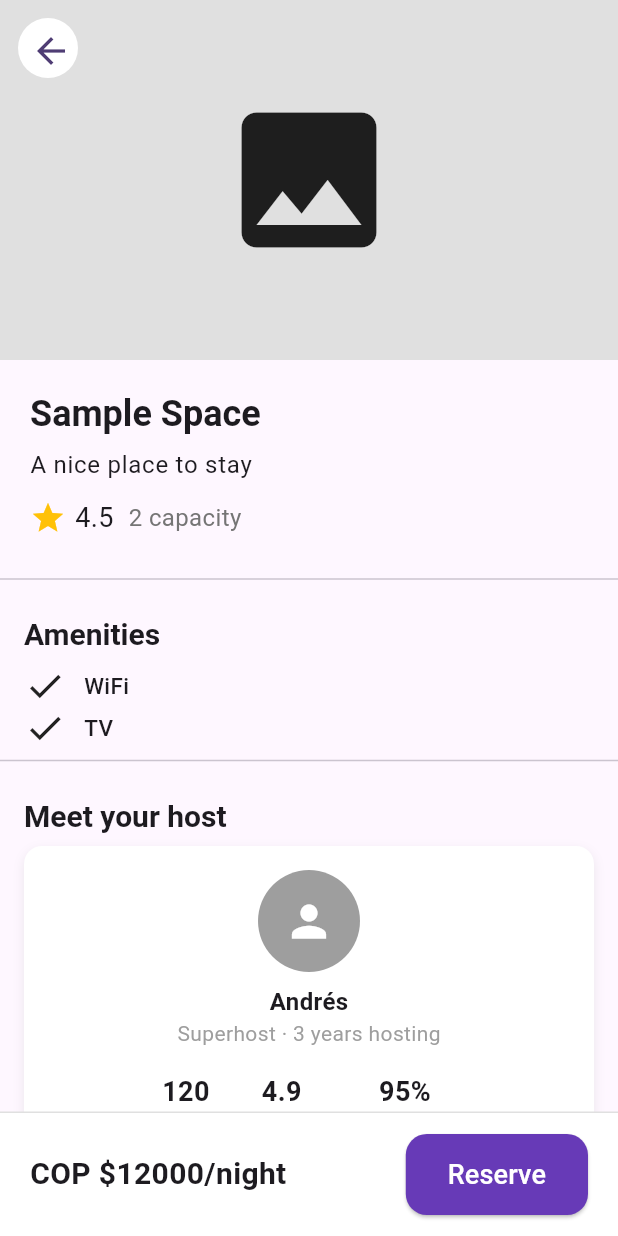
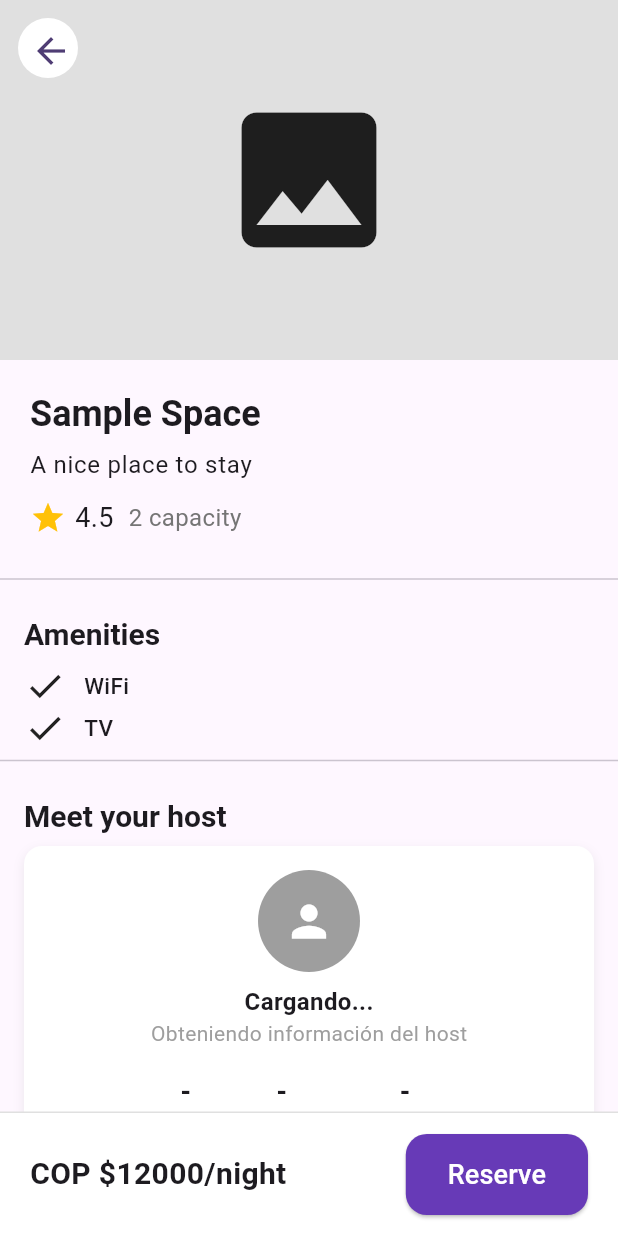
Before and after one commit to breakPoint-moviles-G35/breakPoint_Flutter, a Flutter app: the SpaceDetailScreen screen opened by its route, on a phone screen of 412 x 824 dp. Run offline on Flutter 3.47's test engine with Material 3 defaults, Android fonts, the phone set to English and light mode, and no system bars; our stand-ins replace dio, geolocator, google_maps_flutter, permission_handler, shared_preferences; accounts and stored records are empty; network calls fail.

Commit message:
fix: 'Meet your host'

```diff
--- a/lib/presentation/details/space_detail_screen.dart
+++ b/lib/presentation/details/space_detail_screen.dart
@@ -1,6 +1,7 @@
 import 'package:flutter/material.dart';
 import 'package:provider/provider.dart';
 import '../../domain/entities/space.dart';
+import '../../domain/entities/host.dart';
 import '../../domain/repositories/host_repository.dart';
 import '../reservations/reservation_screen.dart';
 import '../host/host_detail_screen.dart';
@@ -103,51 +104,29 @@ class SpaceDetailScreen extends StatelessWidget {
               _sectionTitle(context, "Meet your host"),
               Padding(
                 padding: const EdgeInsets.symmetric(horizontal: 16.0),
-                child: Container(
-                  padding: const EdgeInsets.all(16),
-                  decoration: BoxDecoration(
-                    color: Colors.white,
-                    borderRadius: BorderRadius.circular(12),
-                    boxShadow: [
-                      BoxShadow(
-                        color: Colors.grey.withOpacity(0.2),
-                        blurRadius: 6,
-                        offset: const Offset(0, 3),
-                      ),
-                    ],
-                  ),
-                  child: Column(
-                    children: [
-                      Column(
-                        children: const [
-                          CircleAvatar(
-                            radius: 34,
-                            backgroundColor: Colors.grey,
-                            child: Icon(Icons.person,
-                                size: 34, color: Colors.white),
-                          ),
-                          SizedBox(height: 8),
-                          Text("Andrés",
-                              style: TextStyle(
-                                  fontWeight: FontWeight.bold, fontSize: 16)),
-                          Text("Superhost · 3 years hosting",
-                              style:
-                                  TextStyle(color: Colors.grey, fontSize: 14)),
-                        ],
-                      ),
-                      const SizedBox(height: 16),
-                      Row(
-                        mainAxisAlignment: MainAxisAlignment.center,
-                        children: const [
-                          _HostStat(value: "120", label: "Reviews"),
-                          SizedBox(width: 20),
-                          _HostStat(value: "4.9", label: "Rating"),
-                          SizedBox(width: 20),
-                          _HostStat(value: "95%", label: "Response rate"),
-                        ],
-                      ),
-                    ],
-                  ),
+                child: Consumer<HostViewModel>(
+                  builder: (context, hostViewModel, child) {
+                    // Si está cargando, mostrar placeholder
+                    if (hostViewModel.isLoading) {
+                      return _buildHostCardPlaceholder();
+                    }
+
+                    // Si hay error, mostrar placeholder
+                    if (hostViewModel.error != null) {
+                      return _buildHostCardPlaceholder();
+                    }
+
+                    // Si no hay host cargado, cargar el host del espacio
+                    if (hostViewModel.currentHost == null) {
+                      WidgetsBinding.instance.addPostFrameCallback((_) {
+                        hostViewModel.loadHostBySpaceId(space.id);
+                      });
+                      return _buildHostCardPlaceholder();
+                    }
+
+                    // Mostrar datos reales del host
+                    return _buildHostCard(hostViewModel.currentHost!);
+                  },
                 ),
               ),
               const SizedBox(height: 16),
@@ -266,6 +245,103 @@ class SpaceDetailScreen extends StatelessWidget {
               ?.copyWith(fontWeight: FontWeight.bold, fontSize: 20)),
     );
   }
+
+  Widget _buildHostCardPlaceholder() {
+    return Container(
+      padding: const EdgeInsets.all(16),
+      decoration: BoxDecoration(
+        color: Colors.white,
+        borderRadius: BorderRadius.circular(12),
+        boxShadow: [
+          BoxShadow(
+            color: Colors.grey.withOpacity(0.2),
+            blurRadius: 6,
+            offset: const Offset(0, 3),
+          ),
+        ],
+      ),
+      child: Column(
+        children: [
+          Column(
+            children: const [
+              CircleAvatar(
+                radius: 34,
+                backgroundColor: Colors.grey,
+                child: Icon(Icons.person,
+                    size: 34, color: Colors.white),
+              ),
+              SizedBox(height: 8),
+              Text("Cargando...",
+                  style: TextStyle(
+                      fontWeight: FontWeight.bold, fontSize: 16)),
+              Text("Obteniendo información del host",
+                  style:
+                      TextStyle(color: Colors.grey, fontSize: 14)),
+            ],
+          ),
+          const SizedBox(height: 16),
+          Row(
+            mainAxisAlignment: MainAxisAlignment.center,
+            children: const [
+              _HostStat(value: "-", label: "Reviews"),
+              SizedBox(width: 20),
+              _HostStat(value: "-", label: "Rating"),
+              SizedBox(width: 20),
+              _HostStat(value: "-", label: "Response rate"),
+            ],
+          ),
+        ],
+      ),
+    );
+  }
+
+  Widget _buildHostCard(Host host) {
+    return Container(
+      padding: const EdgeInsets.all(16),
+      decoration: BoxDecoration(
+        color: Colors.white,
+        borderRadius: BorderRadius.circular(12),
+        boxShadow: [
+          BoxShadow(
+            color: Colors.grey.withOpacity(0.2),
+            blurRadius: 6,
+            offset: const Offset(0, 3),
+          ),
+        ],
+      ),
+      child: Column(
+        children: [
+          Column(
+            children: [
+              const CircleAvatar(
+                radius: 34,
+                backgroundColor: Colors.grey,
+                child: Icon(Icons.person,
+                    size: 34, color: Colors.white),
+              ),
+              const SizedBox(height: 8),
+              Text(host.firstName,
+                  style: const TextStyle(
+                      fontWeight: FontWeight.bold, fontSize: 16)),
+              Text("Host · ${host.monthsHosting} months hosting",
+                  style: const TextStyle(color: Colors.grey, fontSize: 14)),
+            ],
+          ),
+          const SizedBox(height: 16),
+          Row(
+            mainAxisAlignment: MainAxisAlignment.center,
+            children: [
+              _HostStat(value: "${host.totalReviews}", label: "Reviews"),
+              const SizedBox(width: 20),
+              _HostStat(value: "${host.averageRating.toStringAsFixed(1)}", label: "Rating"),
+              const SizedBox(width: 20),
+              _HostStat(value: "95%", label: "Response rate"),
+            ],
+          ),
+        ],
+      ),
+    );
+  }
 }
 
 class _AmenityRow extends StatelessWidget {
```
